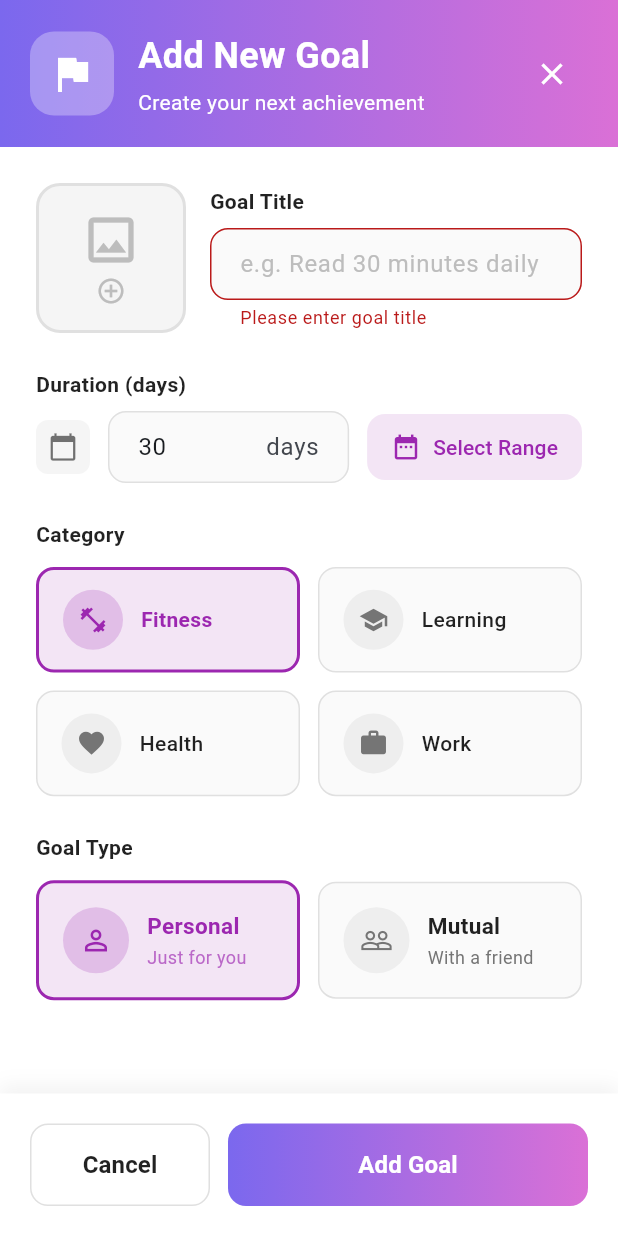
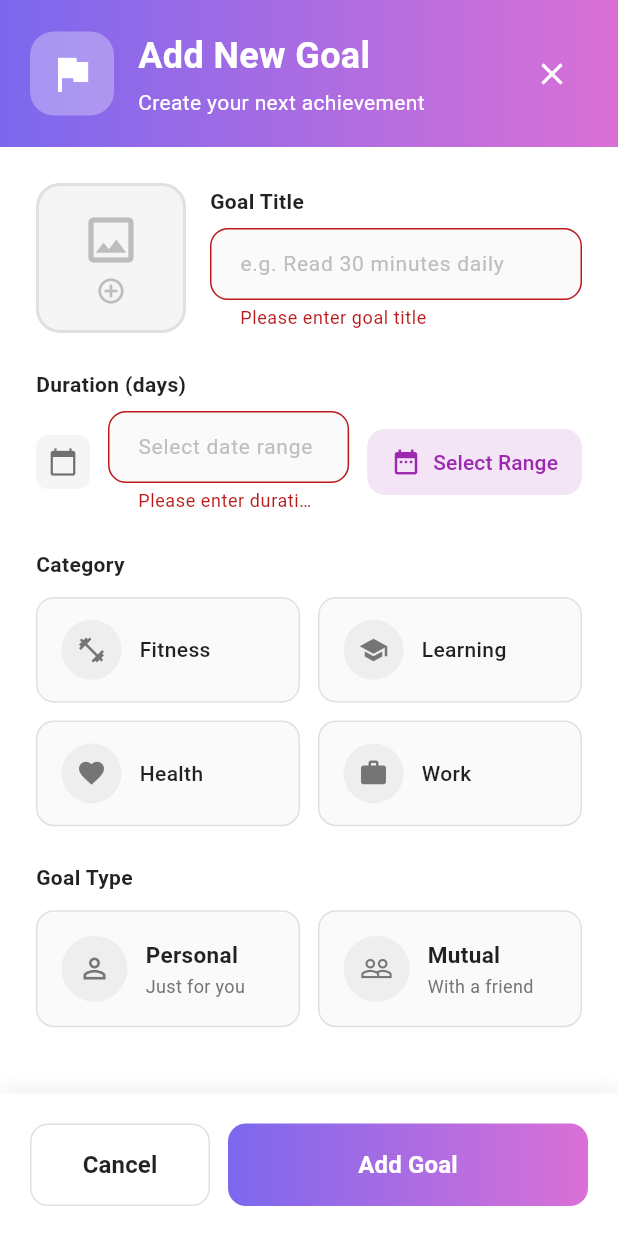
Before and after one commit to PetchSuriya/Challenge-Goal-App, a Flutter app: the GoalFormPage screen opened directly, after a tap on "Add Goal", on a phone screen of 412 x 824 dp. Run offline on Flutter 3.47's test engine with Material 3 defaults, Android fonts, the phone set to English and light mode, and no system bars; our stand-ins replace flutter_riverpod, go_router, image_picker, shared_preferences; accounts and stored records are empty.

Commit message:
Fix: Remove auto-selection in form - no pre-selected category/goal type, duration must be selected from calendar, bold text for input fields

```diff
--- a/lib/features/goal/view/goal_form_page.dart
+++ b/lib/features/goal/view/goal_form_page.dart
@@ -13,11 +13,11 @@ class GoalFormPage extends StatefulWidget {
 class _GoalFormPageState extends State<GoalFormPage> {
   final _formKey = GlobalKey<FormState>();
   final _titleController = TextEditingController();
-  final _durationController = TextEditingController(text: '30');
+  final _durationController = TextEditingController();
 
   File? _selectedImage;
-  String _selectedCategory = 'Fitness';
-  String _selectedGoalType = 'Personal';
+  String? _selectedCategory; // เปลี่ยนเป็น nullable
+  String? _selectedGoalType; // เปลี่ยนเป็น nullable
   DateTimeRange? _selectedDateRange;
   List<String> _selectedFriends = [];
 
@@ -134,6 +134,37 @@ class _GoalFormPageState extends State<GoalFormPage> {
 
   void _submitForm() {
     if (_formKey.currentState!.validate()) {
+      // ตรวจสอบว่าเลือก Category และ Goal Type แล้วหรือยัง
+      if (_selectedCategory == null) {
+        ScaffoldMessenger.of(context).showSnackBar(
+          const SnackBar(
+            content: Text('Please select a category'),
+            backgroundColor: Colors.orange,
+          ),
+        );
+        return;
+      }
+
+      if (_selectedGoalType == null) {
+        ScaffoldMessenger.of(context).showSnackBar(
+          const SnackBar(
+            content: Text('Please select a goal type'),
+            backgroundColor: Colors.orange,
+          ),
+        );
+        return;
+      }
+
+      if (_durationController.text.isEmpty) {
+        ScaffoldMessenger.of(context).showSnackBar(
+          const SnackBar(
+            content: Text('Please select date range'),
+            backgroundColor: Colors.orange,
+          ),
+        );
+        return;
+      }
+
       // TODO: ส่งข้อมูลไปบันทึก
       Navigator.pop(context, {
         'title': _titleController.text,
@@ -280,9 +311,17 @@ class _GoalFormPageState extends State<GoalFormPage> {
                                 const SizedBox(height: 8),
                                 TextFormField(
                                   controller: _titleController,
+                                  style: const TextStyle(
+                                    color: Colors.black87,
+                                    fontWeight: FontWeight.w600,
+                                    fontSize: 14,
+                                  ),
                                   decoration: InputDecoration(
                                     hintText: 'e.g. Read 30 minutes daily',
-                                    hintStyle: TextStyle(color: Colors.grey.shade400),
+                                    hintStyle: TextStyle(
+                                      color: Colors.grey.shade400,
+                                      fontWeight: FontWeight.normal,
+                                    ),
                                     filled: true,
                                     fillColor: Colors.grey.shade50,
                                     border: OutlineInputBorder(
@@ -346,8 +385,19 @@ class _GoalFormPageState extends State<GoalFormPage> {
                             child: TextFormField(
                               controller: _durationController,
                               keyboardType: TextInputType.number,
+                              readOnly: true, // ทำให้พิมพ์เองไม่ได้ ต้องเลือกจากปฏิทิน
+                              style: const TextStyle(
+                                color: Colors.black87,
+                                fontWeight: FontWeight.w600,
+                                fontSize: 14,
+                              ),
                               decoration: InputDecoration(
-                                suffixText: 'days',
+                                hintText: 'Select date range',
+                                hintStyle: TextStyle(
+                                  color: Colors.grey.shade400,
+                                  fontWeight: FontWeight.normal,
+                                ),
+                                suffixText: _durationController.text.isNotEmpty ? 'days' : null,
                                 filled: true,
                                 fillColor: Colors.grey.shade50,
                                 border: OutlineInputBorder(
```
